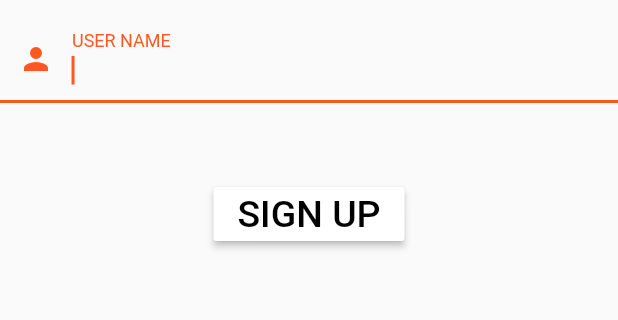
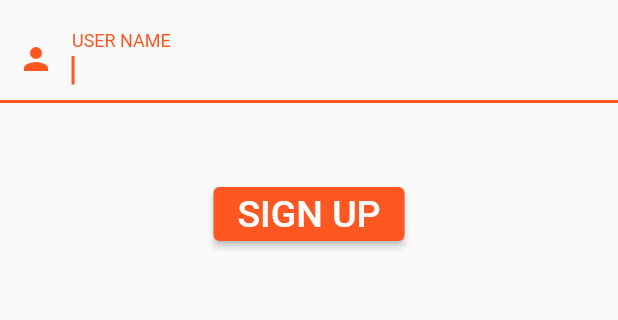
Before and after one commit to HakkaNgin/Orbital-2022, a Flutter app: the Register_Name screen opened directly, on a phone screen of 412 x 824 dp, the part 221-541 px from its top. Run offline on Flutter 3.47's test engine with Material 2 defaults, Android fonts, the phone set to English and light mode, and no system bars.

```diff
--- a/LOG_IN/lib/Register_Name.dart
+++ b/LOG_IN/lib/Register_Name.dart
@@ -35,9 +35,7 @@ class Register_NameState extends State<Register_Name> {
             ),
             Padding(
               padding: EdgeInsets.fromLTRB(0,50,0,10),
-              child: RaisedButton (
-                  color: Colors.white,
-                  textColor: Colors.black,
+              child: ElevatedButton (
                   onPressed: () {
                     Navigator.push(context, MaterialPageRoute(builder:(context) {
                       return  MyHomePage();
@@ -45,7 +43,8 @@ class Register_NameState extends State<Register_Name> {
                   },
                   child: Text(
                       "SIGN UP",
-                      style: TextStyle(fontSize: 25
+                      style: TextStyle(fontSize: 25,
+                        color: Colors.white
                       )
                   )
               ),
```
